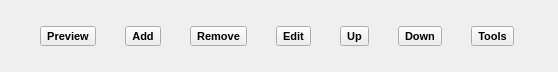
Octets/SeaGoatVision, file CapraVision/client/qt/uifiles/WinMain.ui: the form before one commit.
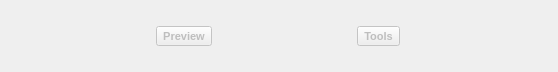
The form after the commit. Icons and pictures are not drawn.

Commit message: Complete communication between WinFilterChain, WinFilterSel, WinMain. The filterchain can edit filter.

```diff
--- a/CapraVision/client/qt/uifiles/WinMain.ui
+++ b/CapraVision/client/qt/uifiles/WinMain.ui
@@ -21,6 +21,9 @@
      </property>
      <item>
       <widget class="QToolButton" name="previewButton">
+       <property name="enabled">
+        <bool>false</bool>
+       </property>
        <property name="font">
         <font>
          <pointsize>8</pointsize>
@@ -40,113 +43,11 @@
        </property>
       </widget>
      </item>
-     <item>
-      <widget class="QToolButton" name="addButton">
-       <property name="font">
-        <font>
-         <pointsize>8</pointsize>
-         <weight>75</weight>
-         <bold>true</bold>
-        </font>
-       </property>
-       <property name="text">
-        <string>Add</string>
-       </property>
-       <property name="icon">
-        <iconset>
-         <normaloff>../../../../../../../usr/share/icons/gnome/24x24/actions/add.png</normaloff>../../../../../../../usr/share/icons/gnome/24x24/actions/add.png</iconset>
-       </property>
-       <property name="toolButtonStyle">
-        <enum>Qt::ToolButtonTextUnderIcon</enum>
-       </property>
-      </widget>
-     </item>
-     <item>
-      <widget class="QToolButton" name="removeButton">
-       <property name="font">
-        <font>
-         <pointsize>8</pointsize>
-         <weight>75</weight>
-         <bold>true</bold>
-        </font>
-       </property>
-       <property name="text">
-        <string>Remove</string>
-       </property>
-       <property name="icon">
-        <iconset>
-         <normaloff>../../../../../../../usr/share/icons/gnome/24x24/actions/remove.png</normaloff>../../../../../../../usr/share/icons/gnome/24x24/actions/remove.png</iconset>
-       </property>
-       <property name="toolButtonStyle">
-        <enum>Qt::ToolButtonTextUnderIcon</enum>
-       </property>
-      </widget>
-     </item>
-     <item>
-      <widget class="QToolButton" name="editButton">
-       <property name="font">
-        <font>
-         <pointsize>8</pointsize>
-         <weight>75</weight>
-         <bold>true</bold>
-        </font>
-       </property>
-       <property name="text">
-        <string>Edit</string>
-       </property>
-       <property name="icon">
-        <iconset>
-         <normaloff>../../../../../../../usr/share/icons/gnome/24x24/actions/document-new.png</normaloff>../../../../../../../usr/share/icons/gnome/24x24/actions/document-new.png</iconset>
-       </property>
-       <property name="toolButtonStyle">
-        <enum>Qt::ToolButtonTextUnderIcon</enum>
-       </property>
-      </widget>
-     </item>
-     <item>
-      <widget class="QToolButton" name="upButton">
-       <property name="font">
-        <font>
-         <pointsize>8</pointsize>
-         <weight>75</weight>
-         <bold>true</bold>
-        </font>
-       </property>
-       <property name="text">
-        <string>Up</string>
-       </property>
-       <property name="icon">
-        <iconset>
-         <normaloff>../../../../../../../usr/share/icons/gnome/24x24/actions/up.png</normaloff>../../../../../../../usr/share/icons/gnome/24x24/actions/up.png</iconset>
-       </property>
-       <property name="toolButtonStyle">
-        <enum>Qt::ToolButtonTextUnderIcon</enum>
-       </property>
-      </widget>
-     </item>
-     <item>
-      <widget class="QToolButton" name="downButton">
-       <property name="font">
-        <font>
-         <pointsize>8</pointsize>
-         <weight>75</weight>
-         <bold>true</bold>
-        </font>
-       </property>
-       <property name="text">
-        <string>Down</string>
-       </property>
-       <property name="icon">
-        <iconset>
-         <normaloff>../../../../../../../usr/share/icons/gnome/24x24/actions/down.png</normaloff>../../../../../../../usr/share/icons/gnome/24x24/actions/down.png</iconset>
-       </property>
-       <property name="toolButtonStyle">
-        <enum>Qt::ToolButtonTextUnderIcon</enum>
-       </property>
-      </widget>
-     </item>
      <item>
       <widget class="QToolButton" name="toolsButton">
+       <property name="enabled">
+        <bool>false</bool>
+       </property>
        <property name="font">
         <font>
          <pointsize>8</pointsize>
```
The commit also changes 4 other files.
